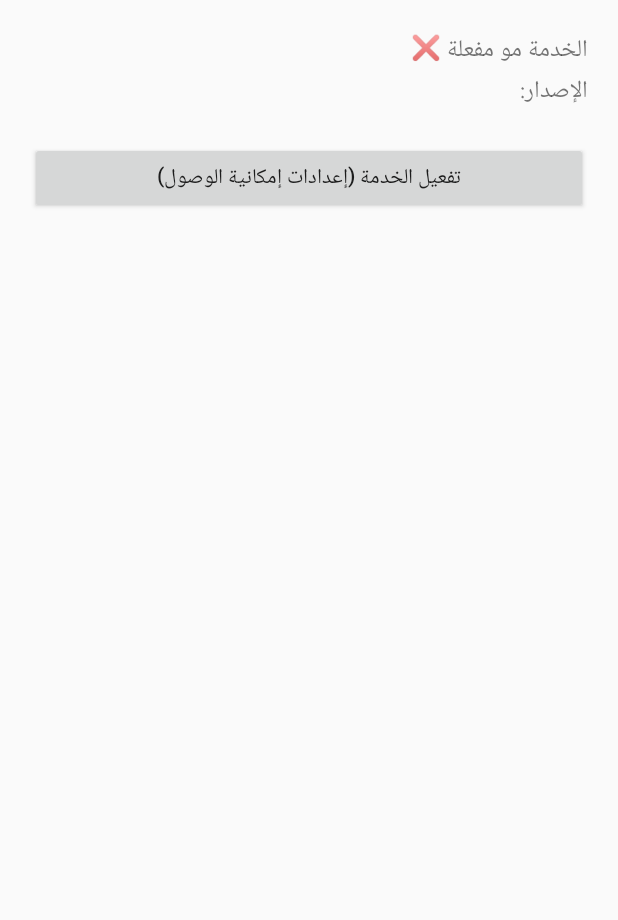
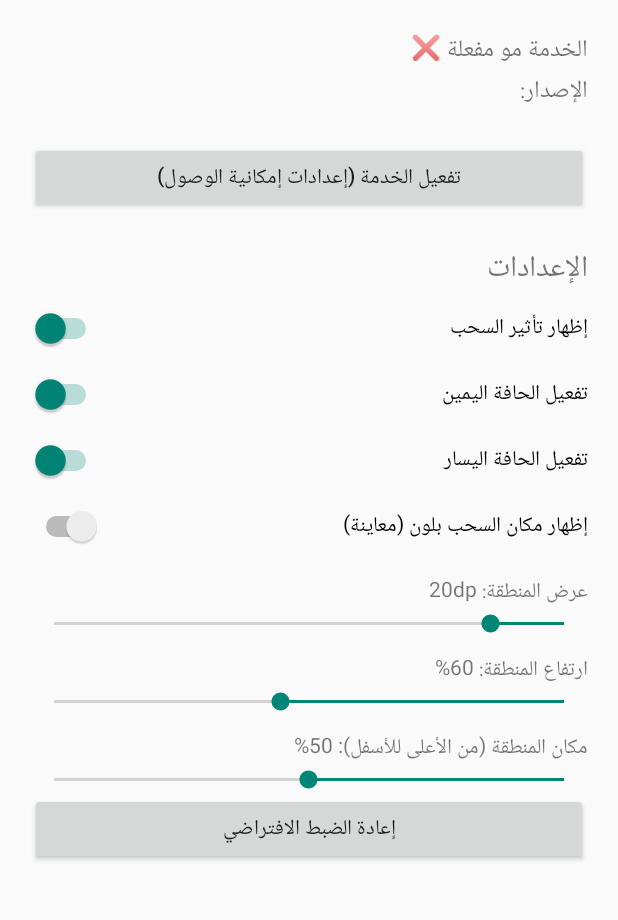
Before and after one commit to Ahmadeyad4/EdgeBack, an Android app: the screen it shows after launch (MainActivity), on a phone screen of 412 x 824 dp, the part 113-1033 px from its top. Run offline under Robolectric (Android 15) with nearby library versions, the phone set to English and light mode, and no system bars; network calls fail.

Commit message:
Add files via upload

```diff
--- a/app/src/main/java/com/example/edgeback/MainActivity.kt
+++ b/app/src/main/java/com/example/edgeback/MainActivity.kt
@@ -17,6 +17,7 @@ class MainActivity : Activity() {
     private var info: Updater.Info? = null
     private var dl: Downloader? = null
     private lateinit var apk: File
+    private var pad = 0
 
     private lateinit var status: TextView
     private lateinit var panel: LinearLayout
@@ -24,13 +25,15 @@ class MainActivity : Activity() {
     private lateinit var bar: ProgressBar
     private lateinit var mainBtn: Button
     private lateinit var stopBtn: Button
+    private lateinit var previewSw: Switch
 
     override fun onCreate(b: Bundle?) {
         super.onCreate(b)
         apk = File(filesDir, "update.apk")
-        val pad = (20 * resources.displayMetrics.density).toInt()
+        pad = (20 * resources.displayMetrics.density).toInt()
         val root = LinearLayout(this).apply {
-            orientation = LinearLayout.VERTICAL; setPadding(pad, pad * 2, pad, pad)
+            orientation = LinearLayout.VERTICAL
+            setPadding(pad, pad * 2, pad, pad)
             layoutDirection = View.LAYOUT_DIRECTION_RTL
         }
         root.addView(TextView(this).apply { text = "Edge Back"; textSize = 26f })
@@ -41,7 +44,13 @@ class MainActivity : Activity() {
             setOnClickListener { startActivity(Intent(Settings.ACTION_ACCESSIBILITY_SETTINGS)) }
         })
 
-        panel = LinearLayout(this).apply { orientation = LinearLayout.VERTICAL; visibility = View.GONE; setPadding(0, pad, 0, 0) }
+        root.addView(settingsBox())
+
+        panel = LinearLayout(this).apply {
+            orientation = LinearLayout.VERTICAL
+            visibility = View.GONE
+            setPadding(0, pad, 0, 0)
+        }
         updTitle = TextView(this).apply { textSize = 16f }
         bar = ProgressBar(this, null, android.R.attr.progressBarStyleHorizontal).apply { max = 100 }
         val row = LinearLayout(this).apply { gravity = Gravity.CENTER }
@@ -67,6 +76,68 @@ class MainActivity : Activity() {
         }.start()
     }
 
+    // ---------- الإعدادات ----------
+    private fun sw(label: String, key: String, def: Boolean): Switch {
+        val s = Switch(this)
+        s.text = label
+        s.isChecked = Cfg.bool(this, key, def)
+        s.setPadding(0, pad / 2, 0, pad / 2)
+        s.setOnCheckedChangeListener { _, c -> Cfg.putBool(this, key, c) }
+        return s
+    }
+
+    private fun seek(label: String, key: String, lo: Int, hi: Int, def: Int, unit: String): LinearLayout {
+        val box = LinearLayout(this)
+        box.orientation = LinearLayout.VERTICAL
+        box.setPadding(0, pad / 2, 0, 0)
+        val cur = Cfg.int(this, key, def)
+        val t = TextView(this)
+        t.text = "$label: $cur$unit"
+        val sb = SeekBar(this)
+        sb.max = hi - lo
+        sb.progress = cur - lo
+        sb.setOnSeekBarChangeListener(object : SeekBar.OnSeekBarChangeListener {
+            override fun onProgressChanged(s: SeekBar?, p: Int, fromUser: Boolean) {
+                val v = p + lo
+                t.text = "$label: $v$unit"
+                if (fromUser) {
+                    Cfg.putInt(this@MainActivity, key, v)
+                    previewSw.isChecked = true   // نعرض المكان بلون أثناء التعديل
+                }
+            }
+            override fun onStartTrackingTouch(s: SeekBar?) {}
+            override fun onStopTrackingTouch(s: SeekBar?) {}
+        })
+        box.addView(t)
+        box.addView(sb, LinearLayout.LayoutParams(
+            LinearLayout.LayoutParams.MATCH_PARENT, LinearLayout.LayoutParams.WRAP_CONTENT))
+        return box
+    }
+
+    private fun settingsBox(): LinearLayout {
+        val box = LinearLayout(this)
+        box.orientation = LinearLayout.VERTICAL
+        box.setPadding(0, pad, 0, 0)
+        val title = TextView(this)
+        title.text = "الإعدادات"
+        title.textSize = 20f
+        box.addView(title)
+        box.addView(sw("إظهار تأثير السحب", "effect", true))
+        box.addView(sw("تفعيل الحافة اليمين", "right", true))
+        box.addView(sw("تفعيل الحافة اليسار", "left", true))
+        previewSw = sw("إظهار مكان السحب بلون (معاينة)", "preview", false)
+        box.addView(previewSw)
+        box.addView(seek("عرض المنطقة", "width", 10, 80, 20, "dp"))
+        box.addView(seek("ارتفاع المنطقة", "height", 10, 100, 60, "%"))
+        box.addView(seek("مكان المنطقة (من الأعلى للأسفل)", "pos", 0, 100, 50, "%"))
+        val reset = Button(this)
+        reset.text = "إعادة الضبط الافتراضي"
+        reset.setOnClickListener { Cfg.reset(this); recreate() }
+        box.addView(reset)
+        return box
+    }
+
+    // ---------- الحالة والتحديث ----------
     override fun onResume() {
         super.onResume()
         val on = Settings.Secure.getString(contentResolver, Settings.Secure.ENABLED_ACCESSIBILITY_SERVICES)
```
